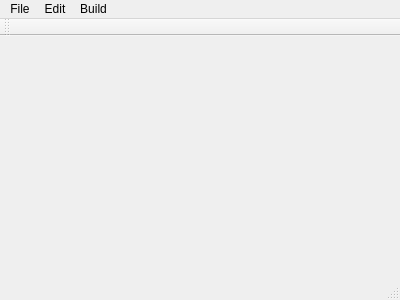
Above: mainwindow.ui from libresilicon/qtflow before the change. Below: the same form after it.
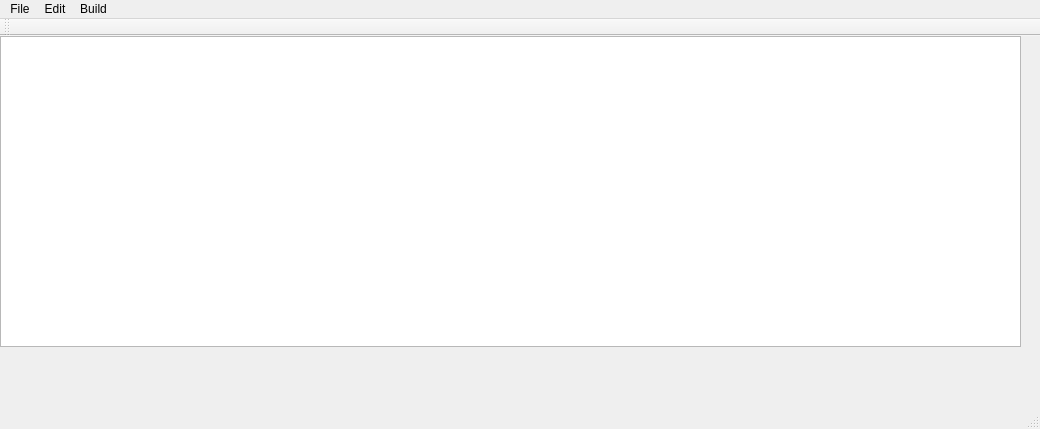
That is the form after the change.

Diff of the .ui file:
```diff
--- a/mainwindow.ui
+++ b/mainwindow.ui
@@ -6,8 +6,8 @@
    <rect>
     <x>0</x>
     <y>0</y>
-    <width>400</width>
-    <height>300</height>
+    <width>1040</width>
+    <height>429</height>
    </rect>
   </property>
   <property name="focusPolicy">
@@ -16,13 +16,24 @@
   <property name="windowTitle">
    <string>Layout</string>
   </property>
-  <widget class="QWidget" name="centralWidget"/>
+  <widget class="QWidget" name="centralWidget">
+   <widget class="QPlainTextEdit" name="consoleOut">
+    <property name="geometry">
+     <rect>
+      <x>0</x>
+      <y>0</y>
+      <width>1021</width>
+      <height>311</height>
+     </rect>
+    </property>
+   </widget>
+  </widget>
   <widget class="QMenuBar" name="menuBar">
    <property name="geometry">
     <rect>
      <x>0</x>
      <y>0</y>
-     <width>400</width>
+     <width>1040</width>
      <height>25</height>
     </rect>
    </property>
```
